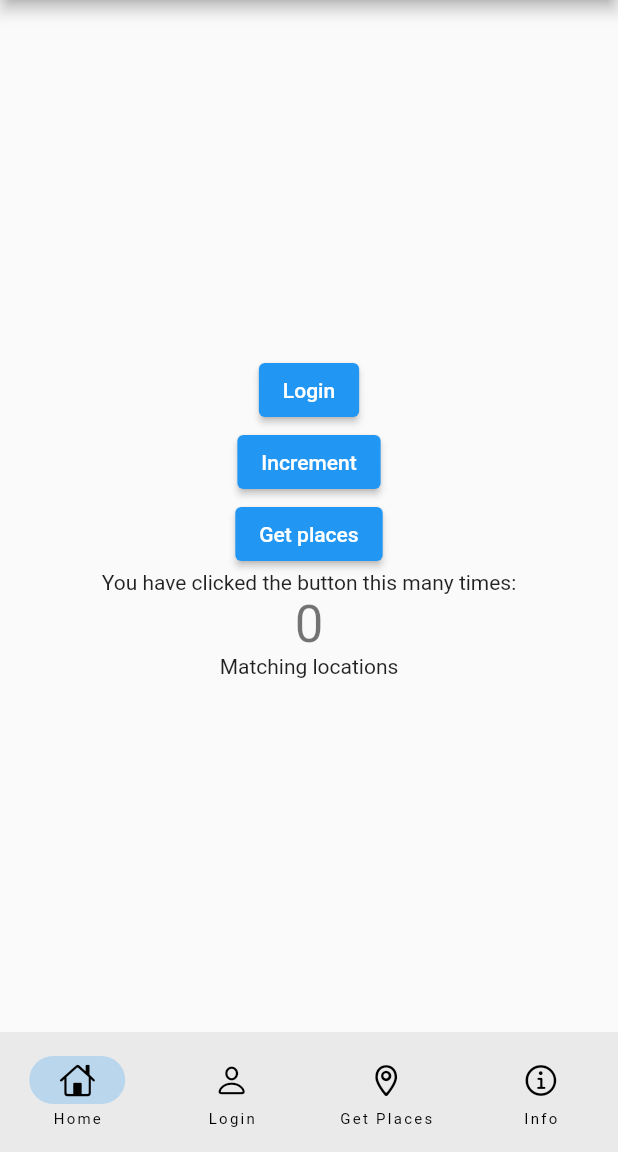
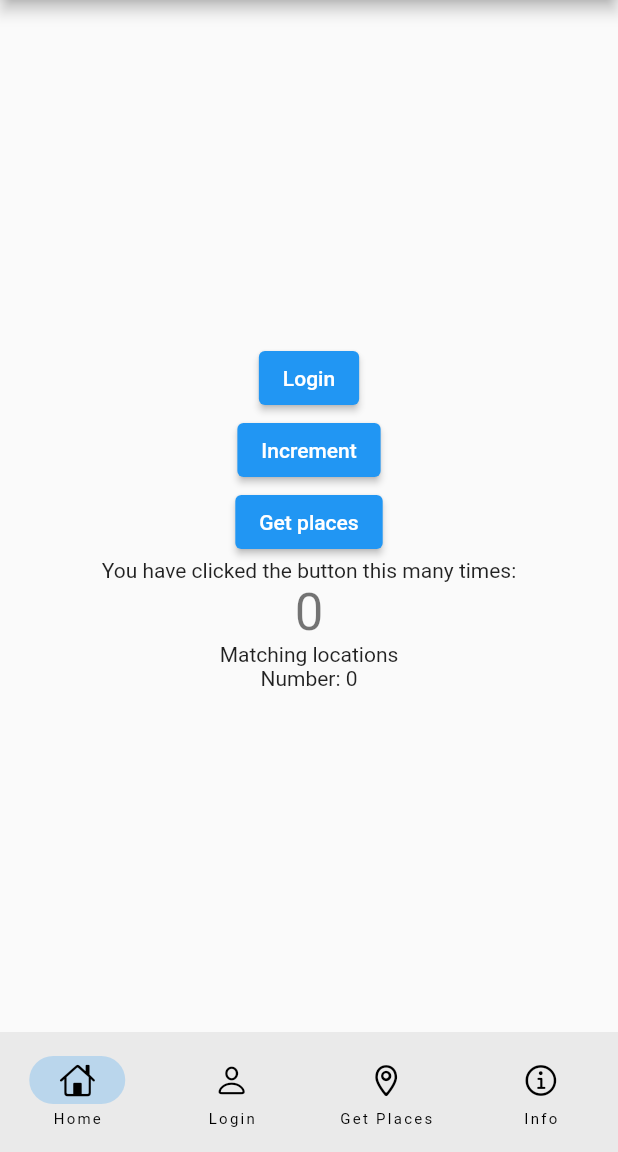
Before and after one commit to Mause/ChooseFood, a Flutter app: the screen it shows after launch, on a phone screen of 412 x 824 dp, the part 84-1236 px from its top. Run offline on Flutter 3.47's test engine with Material 2 defaults, Android fonts, the phone set to English and light mode, and no system bars; drawn by our look-alikes of loader_overlay; our stand-ins replace geolocator, logger, package_info_plus, sentry_flutter; missing offline and left inert: android_metadata, flutter_facebook_auth, google_maps_webservice; generated files the repository leaves out were written again.

Commit message:
Display number of locations

```diff
--- a/lib/main.dart
+++ b/lib/main.dart
@@ -241,6 +241,7 @@ class _MyHomePageState extends State<MyHomePage> {
           style: Theme.of(context).textTheme.headline4,
         ),
         const Text('Matching locations'),
+        Text('Number: ${locations.length}'),
         ...locations,
       ],
     );
```
